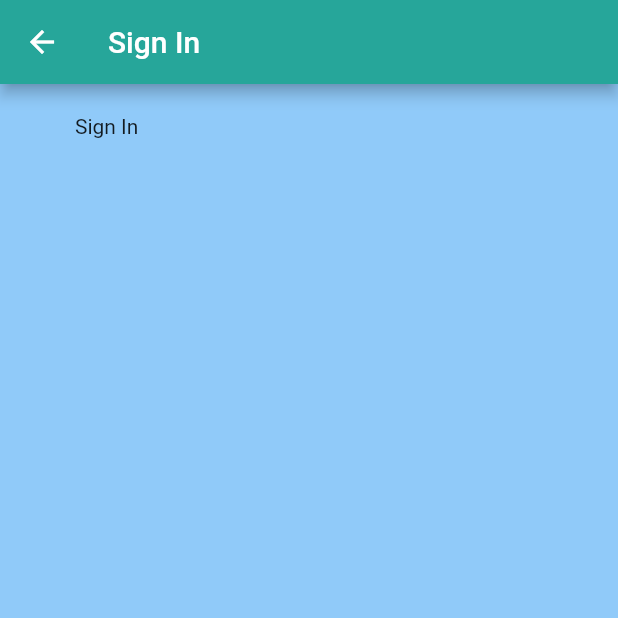
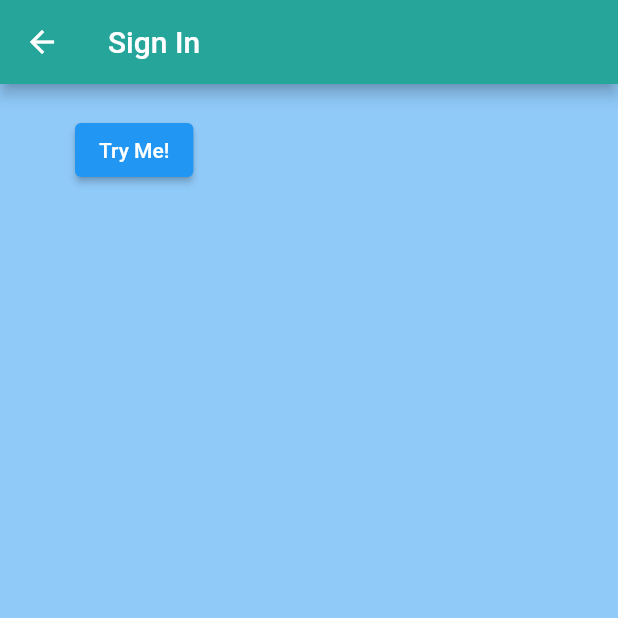
Before and after one commit to NicholasZehr/athomeMVP, a Flutter app: the SignIn screen opened directly, on a phone screen of 412 x 824 dp, the top half of it. Run offline on Flutter 3.47's test engine with Material 2 defaults, Android fonts, the phone set to English and light mode, and no system bars; our stand-ins replace firebase_auth, firebase_core; accounts and stored records are empty.

Commit message:
SignInAnon returns user object from Firebase

```diff
--- a/lib/screens/auth/authentication_screen.dart
+++ b/lib/screens/auth/authentication_screen.dart
@@ -1,3 +1,4 @@
+import 'package:athome/screens/auth/sign_in.dart';
 import 'package:flutter/material.dart';
 import 'package:firebase_auth/firebase_auth.dart';
 
@@ -11,6 +12,6 @@ class Authenticate extends StatefulWidget {
 class _AuthenticateState extends State<Authenticate> {
   @override
   Widget build(BuildContext context) {
-    return const Text('Authenticate');
+    return const SignIn();
   }
 }
--- a/lib/screens/auth/sign_in.dart
+++ b/lib/screens/auth/sign_in.dart
@@ -1,3 +1,4 @@
+import 'package:athome/firebase/auth_logic.dart';
 import 'package:flutter/material.dart';
 
 class SignIn extends StatefulWidget {
@@ -8,6 +9,7 @@ class SignIn extends StatefulWidget {
 }
 
 class _SignInState extends State<SignIn> {
+  final AuthFire _auth = AuthFire();
   @override
   Widget build(BuildContext context) {
     return Scaffold(
@@ -18,7 +20,13 @@ class _SignInState extends State<SignIn> {
         ),
         body: Container(
           padding: const EdgeInsets.symmetric(vertical: 20.0, horizontal: 50.0),
-          child: const Text('Sign In')),
-    );
+          child: ElevatedButton(
+            child: const Text('Try Me!'),
+            onPressed: () async {
+              dynamic userAnon = await _auth.signInAnon();
+              print(userAnon);
+            },
+          ),
+        ));
   }
 }
```
Also changed, not shown: lib/firebase/auth_logic.dart (+9 -2 lines). Lines whose indentation alone changed are shown as unchanged.
